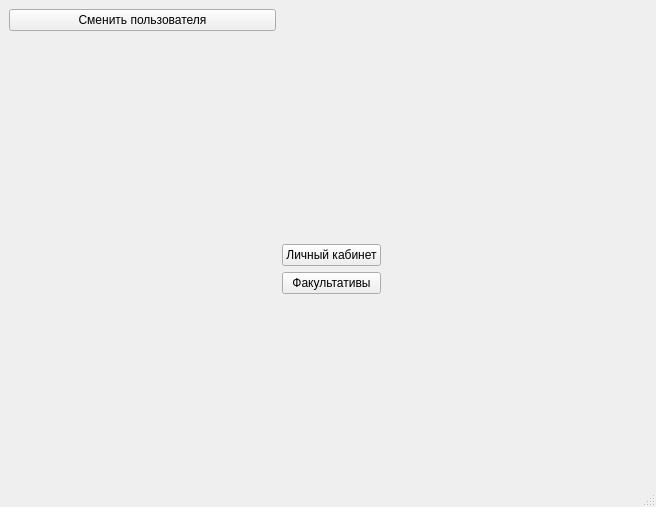
Before: the Qt Designer form studentwindow.ui in cry4alone/FacultativPRO, drawn with Qt 5.
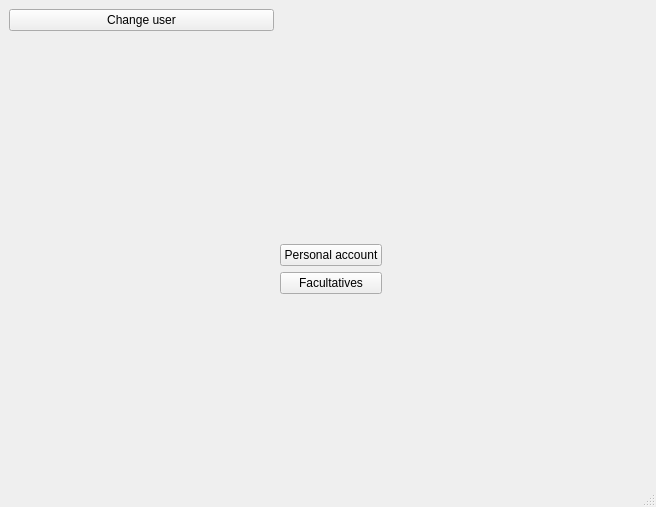
After: the same form once the commit is applied.

Commit message: Добавлен facultatives model, реализовано редактирование пользователей

```diff
--- a/studentwindow.ui
+++ b/studentwindow.ui
@@ -18,7 +18,7 @@
     <item row="0" column="0">
      <widget class="QPushButton" name="changeUserButton">
       <property name="text">
-       <string>Сменить пользователя</string>
+       <string>Change user</string>
       </property>
      </widget>
     </item>
@@ -47,14 +47,14 @@
       <item>
        <widget class="QPushButton" name="personalAreaButton">
         <property name="text">
-         <string>Личный кабинет</string>
+         <string>Personal account</string>
         </property>
        </widget>
       </item>
       <item>
        <widget class="QPushButton" name="facultativButton">
         <property name="text">
-         <string>Факультативы</string>
+         <string>Facultatives</string>
         </property>
        </widget>
       </item>
```
The commit also changes 17 other files.
